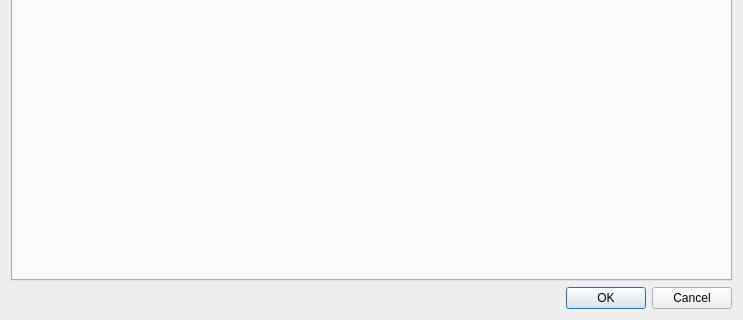
Old version of the form src/PreferencesDialog.ui in the repository sqlitebrowser/sqlitebrowser; both pictures show x 0 to 743 and y 294 to 614 of the 743 by 614 pixel window.
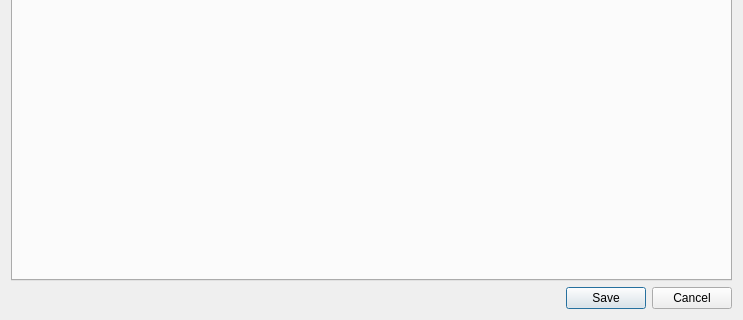
New version of the form. Icons and pictures are not drawn. Custom widgets are drawn as their Qt base class.

Commit message: Change some OK buttons to Save buttons

```diff
--- a/src/PreferencesDialog.ui
+++ b/src/PreferencesDialog.ui
@@ -1217,7 +1217,7 @@
       <enum>Qt::Horizontal</enum>
      </property>
      <property name="standardButtons">
-      <set>QDialogButtonBox::Cancel|QDialogButtonBox::Ok</set>
+      <set>QDialogButtonBox::Cancel|QDialogButtonBox::Save</set>
      </property>
     </widget>
    </item>
```
The commit also changes 4 other files.
